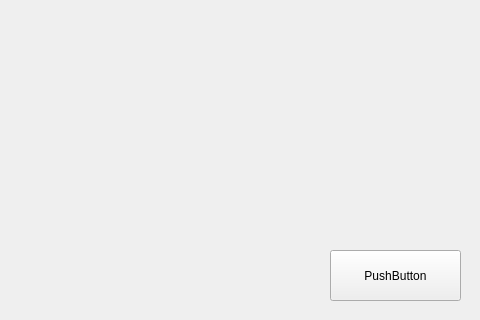
Old version of the form Qt-Widgets-Examples/QSS-Example/src/view/ui/MainWindow.ui in the repository STyulenev/Qt-CPP-Examples; both pictures show x 320 to 800 and y 280 to 600 of the 800 by 600 pixel window.
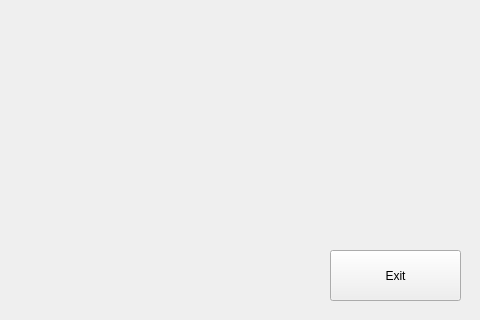
New version of the form.

```diff
--- a/Qt-Widgets-Examples/QSS-Example/src/view/ui/MainWindow.ui
+++ b/Qt-Widgets-Examples/QSS-Example/src/view/ui/MainWindow.ui
@@ -27,7 +27,7 @@
      </rect>
     </property>
     <property name="text">
-     <string>PushButton</string>
+     <string>Exit</string>
     </property>
    </widget>
    <widget class="QTableWidget" name="tableWidget">
```
Left out of the diff: 2 changed lines with no effect on the pictures.
